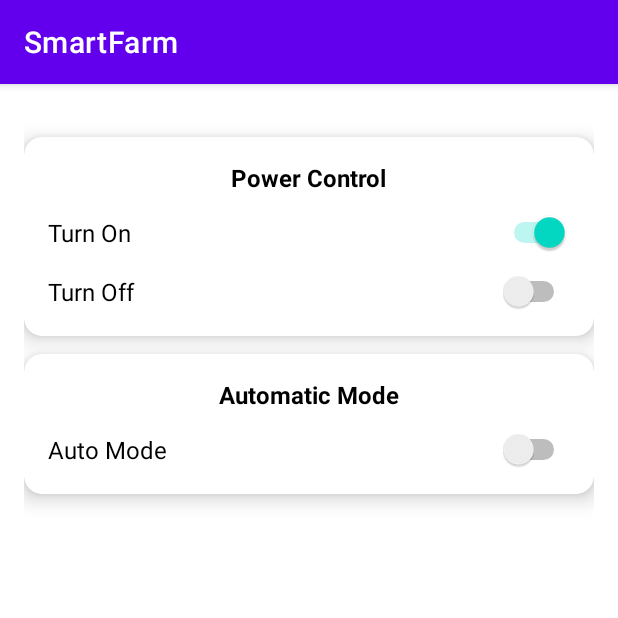
After one commit to kics223w1/SmartFarm, an Android app: the fragment ControlFragment shown on its own in the app's theme, on a phone screen of 412 x 824 dp, the top half of it. The commit adds this screen. Run offline under Robolectric (Android 15) with nearby library versions, the phone set to English and light mode, and no system bars.

Commit message:
refactor: add Control view (#1)

```diff
--- /dev/null
+++ b/app/src/main/java/com/example/smartfarm/ui/slideshow/ControlFragment.java
@@ -0,0 +1,68 @@
+package com.example.smartfarm.ui.slideshow;
+
+import android.os.Bundle;
+import android.view.LayoutInflater;
+import android.view.View;
+import android.view.ViewGroup;
+import android.widget.Switch;
+
+import androidx.annotation.NonNull;
+import androidx.fragment.app.Fragment;
+import androidx.lifecycle.ViewModelProvider;
+
+import com.example.smartfarm.R;
+import com.example.smartfarm.databinding.FragmentSlideshowBinding;
+
+public class ControlFragment extends Fragment {
+
+    private FragmentSlideshowBinding binding;
+    private Switch switchTurnOn;
+    private Switch switchTurnOff;
+    private Switch switchAuto;
+
+    public View onCreateView(@NonNull LayoutInflater inflater,
+                             ViewGroup container, Bundle savedInstanceState) {
+        SlideshowViewModel slideshowViewModel =
+                new ViewModelProvider(this).get(SlideshowViewModel.class);
+
+        binding = FragmentSlideshowBinding.inflate(inflater, container, false);
+        View root = binding.getRoot();
+
+        // Initialize switches
+        switchTurnOn = root.findViewById(R.id.switch_turn_on);
+        switchTurnOff = root.findViewById(R.id.switch_turn_off);
+        switchAuto = root.findViewById(R.id.switch_auto);
+
+        // Enable "Turn On" by default
+        switchTurnOn.setChecked(true);
+
+        // Set listeners for switches
+        setupSwitchListeners();
+
+        return root;
+    }
+
+    private void setupSwitchListeners() {
+        // Turn On Switch Listener
+        switchTurnOn.setOnCheckedChangeListener((buttonView, isChecked) -> {
+            if (isChecked) {
+                // Turn off "Turn Off" switch if "Turn On" is selected
+                switchTurnOff.setChecked(false);
+            }
+        });
+
+        // Turn Off Switch Listener
+        switchTurnOff.setOnCheckedChangeListener((buttonView, isChecked) -> {
+            if (isChecked) {
+                // Turn off "Turn On" switch if "Turn Off" is selected
+                switchTurnOn.setChecked(false);
+            }
+        });
+    }
+
+    @Override
+    public void onDestroyView() {
+        super.onDestroyView();
+        binding = null;
+    }
+}
--- a/app/src/main/java/com/example/smartfarm/ui/slideshow/SlideshowFragment.java
+++ /dev/null
@@ -1,37 +0,0 @@
-package com.example.smartfarm.ui.slideshow;
-
-import android.os.Bundle;
-import android.view.LayoutInflater;
-import android.view.View;
-import android.view.ViewGroup;
-import android.widget.TextView;
-
-import androidx.annotation.NonNull;
-import androidx.fragment.app.Fragment;
-import androidx.lifecycle.ViewModelProvider;
-
-import com.example.smartfarm.databinding.FragmentSlideshowBinding;
-
-public class SlideshowFragment extends Fragment {
-
-    private FragmentSlideshowBinding binding;
-
-    public View onCreateView(@NonNull LayoutInflater inflater,
-                             ViewGroup container, Bundle savedInstanceState) {
-        SlideshowViewModel slideshowViewModel =
-                new ViewModelProvider(this).get(SlideshowViewModel.class);
-
-        binding = FragmentSlideshowBinding.inflate(inflater, container, false);
-        View root = binding.getRoot();
-
-        final TextView textView = binding.textSlideshow;
-        slideshowViewModel.getText().observe(getViewLifecycleOwner(), textView::setText);
-        return root;
-    }
-
-    @Override
-    public void onDestroyView() {
-        super.onDestroyView();
-        binding = null;
-    }
-}
--- a/app/src/main/res/layout/fragment_slideshow.xml
+++ b/app/src/main/res/layout/fragment_slideshow.xml
@@ -1,22 +1,147 @@
 <?xml version="1.0" encoding="utf-8"?>
-<androidx.constraintlayout.widget.ConstraintLayout xmlns:android="http://schemas.android.com/apk/res/android"
+<androidx.constraintlayout.widget.ConstraintLayout
+    xmlns:android="http://schemas.android.com/apk/res/android"
     xmlns:app="http://schemas.android.com/apk/res-auto"
     xmlns:tools="http://schemas.android.com/tools"
     android:layout_width="match_parent"
     android:layout_height="match_parent"
-    tools:context=".ui.slideshow.SlideshowFragment">
+    android:padding="16dp">
 
     <TextView
-        android:id="@+id/text_slideshow"
+        android:id="@+id/text_boomer_connector"
+        android:layout_width="wrap_content"
+        android:layout_height="wrap_content"
+        tools:ignore="MissingConstraints" />
+
+    <!-- Section 1: Turn On/Off -->
+    <androidx.cardview.widget.CardView
+        android:id="@+id/section_turn_on_off"
         android:layout_width="match_parent"
         android:layout_height="wrap_content"
-        android:layout_marginStart="8dp"
-        android:layout_marginTop="8dp"
-        android:layout_marginEnd="8dp"
-        android:textAlignment="center"
-        android:textSize="20sp"
-        app:layout_constraintBottom_toBottomOf="parent"
-        app:layout_constraintEnd_toEndOf="parent"
+        android:layout_marginBottom="16dp"
+        app:cardCornerRadius="12dp"
+        app:cardElevation="8dp"
+        app:layout_constraintTop_toBottomOf="@+id/text_boomer_connector"
         app:layout_constraintStart_toStartOf="parent"
-        app:layout_constraintTop_toTopOf="parent" />
+        app:layout_constraintEnd_toEndOf="parent">
+
+        <LinearLayout
+            android:layout_width="match_parent"
+            android:layout_height="wrap_content"
+            android:orientation="vertical"
+            android:padding="16dp">
+
+            <TextView
+                android:layout_width="wrap_content"
+                android:layout_height="wrap_content"
+                android:text="Power Control"
+                android:textColor="@android:color/black"
+                android:textSize="16sp"
+                android:textStyle="bold"
+                android:layout_gravity="center"/>
+
+            <!-- Turn On Switch -->
+            <LinearLayout
+                android:layout_width="match_parent"
+                android:layout_height="wrap_content"
+                android:orientation="horizontal"
+                android:gravity="center_vertical"
+                android:layout_marginTop="12dp">
+
+                <TextView
+                    android:layout_width="0dp"
+                    android:layout_height="wrap_content"
+                    android:layout_weight="1"
+                    android:text="Turn On"
+                    android:textSize="16sp"
+                    android:textColor="@android:color/black" />
+
+                <Switch
+                    android:id="@+id/switch_turn_on"
+                    android:layout_width="wrap_content"
+                    android:layout_height="wrap_content"
+                    android:checked="false"
+                    tools:ignore="UseSwitchCompatOrMaterialXml" />
+            </LinearLayout>
+
+            <!-- Turn Off Switch -->
+            <LinearLayout
+                android:layout_width="match_parent"
+                android:layout_height="wrap_content"
+                android:orientation="horizontal"
+                android:gravity="center_vertical"
+                android:layout_marginTop="12dp">
+
+                <TextView
+                    android:layout_width="0dp"
+                    android:layout_height="wrap_content"
+                    android:layout_weight="1"
+                    android:text="Turn Off"
+                    android:textSize="16sp"
+                    android:textColor="@android:color/black" />
+
+                <Switch
+                    android:id="@+id/switch_turn_off"
+                    android:layout_width="wrap_content"
+                    android:layout_height="wrap_content"
+                    android:checked="false"
+                    tools:ignore="UseSwitchCompatOrMaterialXml" />
+            </LinearLayout>
+        </LinearLayout>
+    </androidx.cardview.widget.CardView>
+
+    <!-- Section 2: Auto Mode -->
+    <androidx.cardview.widget.CardView
+        android:id="@+id/section_auto"
+        android:layout_width="match_parent"
+        android:layout_height="wrap_content"
+        android:layout_marginTop="12dp"
+        app:cardCornerRadius="12dp"
+        app:cardElevation="8dp"
+        app:layout_constraintTop_toBottomOf="@+id/section_turn_on_off"
+        app:layout_constraintStart_toStartOf="parent"
+        app:layout_constraintEnd_toEndOf="parent">
+
+        <LinearLayout
+            android:layout_width="match_parent"
+            android:layout_height="wrap_content"
+            android:orientation="vertical"
+            android:padding="16dp">
+
+            <TextView
+                android:layout_width="wrap_content"
+                android:layout_height="wrap_content"
+                android:text="Automatic Mode"
+                android:textColor="@android:color/black"
+                android:textSize="16sp"
+                android:textStyle="bold"
+                android:layout_gravity="center"/>
+
+            <!-- Auto Mode Switch -->
+            <LinearLayout
+                android:layout_width="match_parent"
+                android:layout_height="wrap_content"
+                android:orientation="horizontal"
+                android:gravity="center_vertical"
+                android:layout_marginTop="12dp">
+
+                <TextView
+                    android:layout_width="0dp"
+                    android:layout_height="wrap_content"
+                    android:layout_weight="1"
+                    android:text="Auto Mode"
+                    android:textSize="16sp"
+                    android:textColor="@android:color/black" />
+
+                <Switch
+                    android:id="@+id/switch_auto"
+                    android:layout_width="wrap_content"
+                    android:layout_height="wrap_content"
+                    android:checked="false"
+                    tools:ignore="UseSwitchCompatOrMaterialXml" />
+            </LinearLayout>
+
+        </LinearLayout>
+    </androidx.cardview.widget.CardView>
+
 </androidx.constraintlayout.widget.ConstraintLayout>
--- a/app/src/main/res/menu/activity_main_drawer.xml
+++ b/app/src/main/res/menu/activity_main_drawer.xml
@@ -15,6 +15,6 @@
         <item
             android:id="@+id/nav_slideshow"
             android:icon="@drawable/ic_menu_slideshow"
-            android:title="@string/menu_slideshow" />
+            android:title="Control" />
     </group>
 </menu>
--- a/app/src/main/res/navigation/mobile_navigation.xml
+++ b/app/src/main/res/navigation/mobile_navigation.xml
@@ -19,7 +19,7 @@
 
     <fragment
         android:id="@+id/nav_slideshow"
-        android:name="com.example.smartfarm.ui.slideshow.SlideshowFragment"
+        android:name="com.example.smartfarm.ui.slideshow.ControlFragment"
         android:label="@string/menu_slideshow"
         tools:layout="@layout/fragment_slideshow" />
 </navigation>
```
